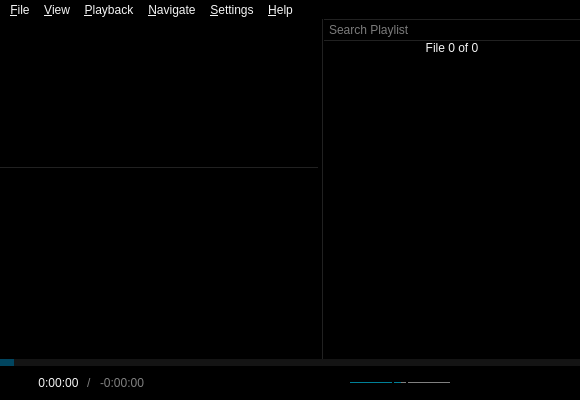
u8sand/Baka-MPlayer, file src/ui/mainwindow.ui: the form before one commit.
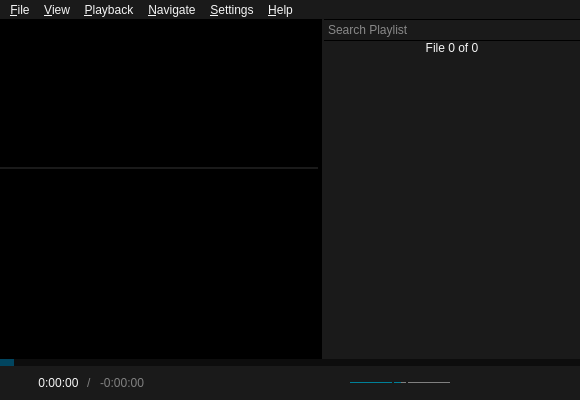
The form after the commit. Icons and pictures are not drawn. Custom widgets are drawn as their Qt base class.

Commit message: Changed background color to #1A1A1A

```diff
--- a/src/ui/mainwindow.ui
+++ b/src/ui/mainwindow.ui
@@ -29,21 +29,21 @@
   <property name="styleSheet">
    <string notr="true">QWidget {
 	font-family: &quot;Noto Sans&quot;, &quot;FreeSans&quot;;
-	background: black;
+	background: #1A1A1A;
 	color: whitesmoke;
 }
 
 /* QMenuBar and stuff */
 
 QMenuBar, QMenuBar::item {
-	background: black;
+	background: #1A1A1A;
 }
 QMenuBar::item:selected {
 	background: #424242;
 }
 
 QMenu {
-	background: #212121;
+	background: #1A1A1A;
     border: 1px solid #424242;
 }
 QMenu::item:selected {
@@ -66,22 +66,41 @@
 
 /* QSplitter */
 
-QSplitter::handle {
+QSplitter::handle,
+#mpvFrame,
+#outputTextEdit {
 	background: black;
 }
 
+#outputTextEdit {
+	font: 12px &quot;Courier New&quot;, monospace;
+	border-top: 2px solid #1A1A1A;
+}
+
 /* Playlist */
 
-#playlistLayoutWidget {
-	border-left: 1px solid #212121;
-}
-
 #searchBox {
 	font-size: 12px;
-	border-top: 1px solid #212121;
-	border-bottom: 1px solid #212121;
 	padding: 2px;
+	border: none; /* reset border style */
+	border-top: 1px solid black;
+	border-bottom: 1px solid black;
 }
+#searchBox:focus {
+	border: 1px solid #008098;
+}
+
+/* time labels */
+#durationLabel {
+	font-size: 12px;
+}
+#seperatorLabel,
+#remainingLabel {
+	color: gray;
+	font-size: 12px;
+}
+
+/* QListView */
 
 QListView::item {
 	padding: 2px 0px;
@@ -94,24 +113,7 @@
 	background: #008098;
 }
 
-/* seekbarLayoutWidget */
-
-#seekbarLayoutWidget {
-	padding-top: 10px;
-	border-top: 1px solid #212121;
-}
-
-/* time labels */
-#durationLabel {
-	font-size: 12px;
-}
-#seperatorLabel,
-#remainingLabel {
-	color: gray;
-	font-size: 12px;
-}
-
-/* QScrollBar:vertical */
+/* QScrollBar */
 
 QScrollBar:vertical {
 	border: none;
@@ -130,8 +132,6 @@
 	background: transparent;
 }
 
-/* QScrollBar:horizontal */
-
 QScrollBar:horizontal {
 	border: none;
 	height: 5px;
@@ -205,12 +205,6 @@
         <property name="acceptDrops">
          <bool>false</bool>
         </property>
-        <property name="styleSheet">
-         <string notr="true">#outputTextEdit {
-	font: 12px &quot;Courier New&quot;, monospace;
-	border-top: 1px solid #212121;
-}</string>
-        </property>
         <property name="frameShape">
          <enum>QFrame::NoFrame</enum>
         </property>
@@ -419,7 +413,7 @@
 	width: 14px;
 }
 QSlider::groove:horizontal {
-	background: #141414;
+	background: #0D0D0D;
 }
 QSlider::sub-page:horizontal {
 	background: #008098;
@@ -793,7 +787,7 @@
 QSlider::handle:horizontal {
 	background: qlineargradient(x1: 0, y1: 0, x2: 0, y2: 1,
 					stop: 0 silver, stop: 1 darkgray);
-	border: 2px solid black;
+	border: 2px solid #1A1A1A;
 	border-radius: 7px;
 	margin: -7px 0;
 	width: 12px;
@@ -904,7 +898,7 @@
      <x>0</x>
      <y>0</y>
      <width>580</width>
-     <height>22</height>
+     <height>23</height>
     </rect>
    </property>
    <widget class="QMenu" name="menu_File">
```
The commit also changes 7 other files.
